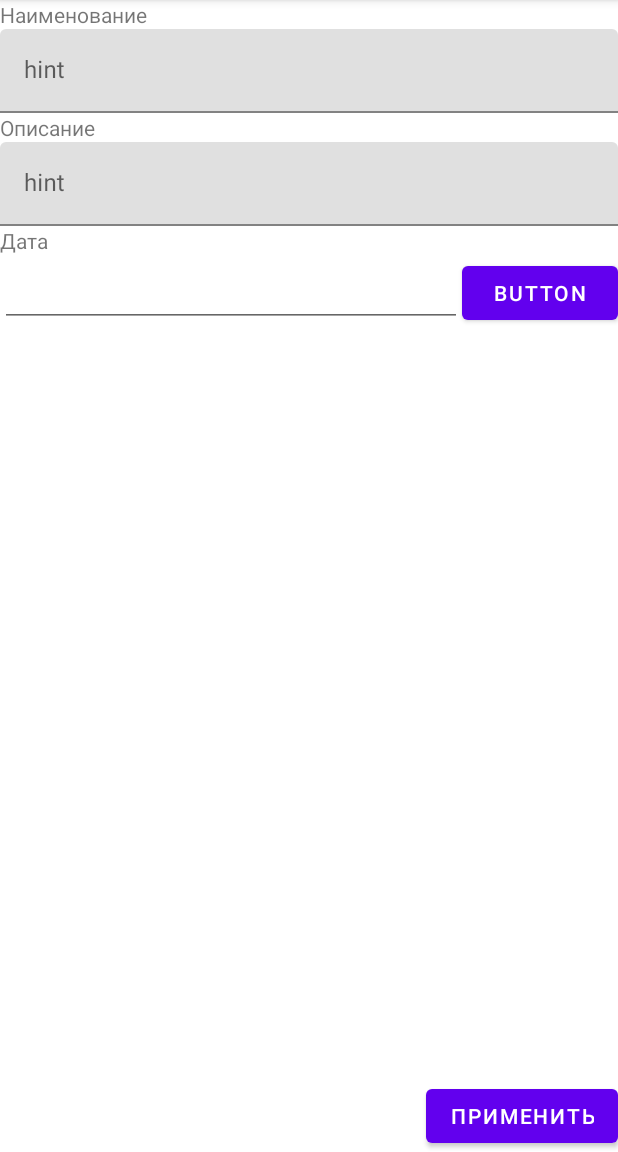
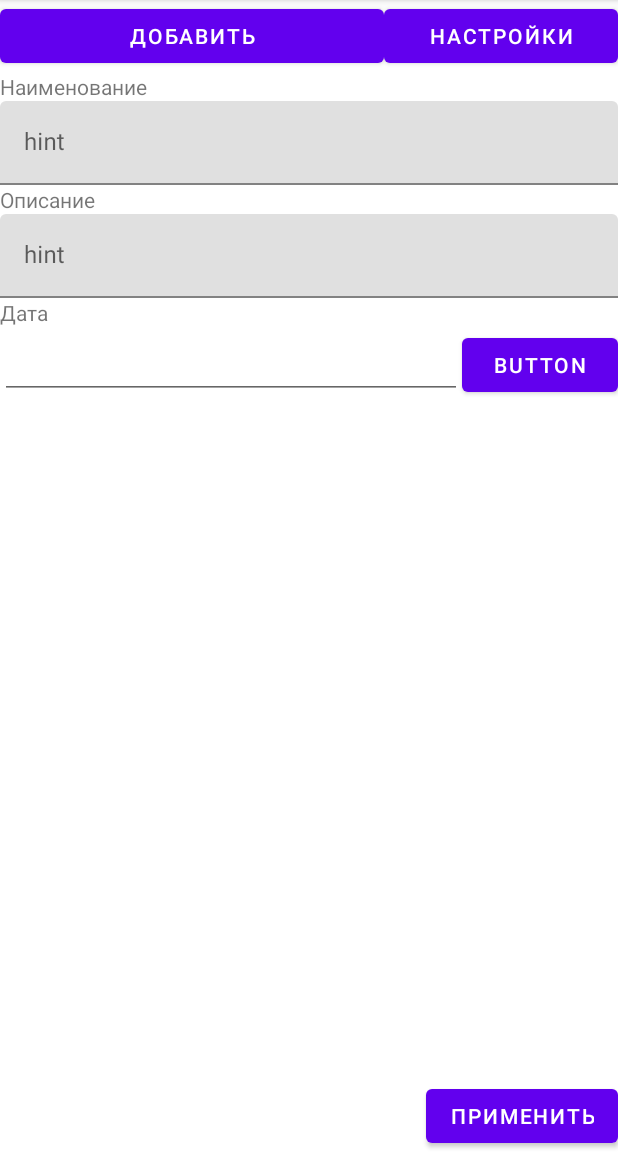
Before and after one commit to lbuckl/NoteBook, an Android app: the screen it shows after launch (MainActivity), after a tap on "ДОБАВИТЬ", on a phone screen of 412 x 824 dp, the part 84-1236 px from its top. Run offline under Robolectric (Android 15) with nearby library versions, the phone set to English and light mode, and no system bars.

Commit message:
Работает переход в фрагмент и обратно (теперь корректно)

```diff
--- a/app/src/main/java/com/vados/notebook/EnterNoteFragment.java
+++ b/app/src/main/java/com/vados/notebook/EnterNoteFragment.java
@@ -73,7 +73,7 @@ public class EnterNoteFragment extends Fragment {
             MainActivity.notes.addNewNote(nName, nValue);
 
             fragmentManager.beginTransaction()
-                    .replace(R.id.fragment_container,new ItemFragmentNotes())
+                    .replace(R.id.fragment_container,MainActivity.itemFragmentNotes)
                     .commit();
             //fragmentTransaction.remove(new EnterNoteFragment()).commit();
         });
--- a/app/src/main/java/com/vados/notebook/ItemFragmentNotes.java
+++ b/app/src/main/java/com/vados/notebook/ItemFragmentNotes.java
@@ -56,6 +56,7 @@ public class ItemFragmentNotes extends Fragment {
             }
 
             PlaceholderContent placeholderContent = new PlaceholderContent();
+
             //ковыряем адаптер
             try{
                 int noteSize = MainActivity.notes.getNotesSize();
@@ -69,6 +70,7 @@ public class ItemFragmentNotes extends Fragment {
             }catch (IndexOutOfBoundsException e){
                 e.printStackTrace();
             }
+
             recyclerView.setAdapter(new MyItemRecyclerViewAdapter(placeholderContent.getItems())); //передаём
         }
         return view;
--- a/app/src/main/java/com/vados/notebook/MainActivity.java
+++ b/app/src/main/java/com/vados/notebook/MainActivity.java
@@ -16,6 +16,8 @@ public class MainActivity extends AppCompatActivity {
     private Button button_settings;
     public static Notes notes = new Notes();
     public static FragmentManager fragmentManager;
+    public static ItemFragmentNotes itemFragmentNotes = new ItemFragmentNotes();
+    public static EnterNoteFragment enterNoteFragment = new EnterNoteFragment();
 
     @Override
     protected void onCreate(Bundle savedInstanceState) {
@@ -32,7 +34,7 @@ public class MainActivity extends AppCompatActivity {
         fragmentManager =  getSupportFragmentManager();
         fragmentManager
                 .beginTransaction()
-                .replace(R.id.fragment_container,new ItemFragmentNotes())
+                .replace(R.id.fragment_container,itemFragmentNotes)
                 .commit();
     }
 
@@ -42,7 +44,7 @@ public class MainActivity extends AppCompatActivity {
             //открываем фрагмент с добавлением/изменением заметки
             fragmentManager
                     .beginTransaction()
-                    .replace(R.id.fragment_container_note,new EnterNoteFragment())
+                    .replace(R.id.fragment_container,enterNoteFragment)
                     .addToBackStack("")
                     .commit();
         });
```
